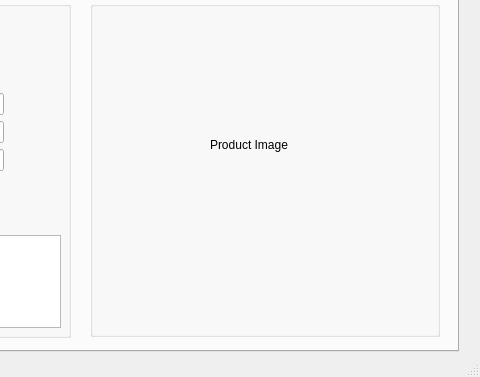
dom-gasperini/CC-Product-Management-Tool, file MainWindow.ui: the form before one commit; both pictures show x 332 to 812 and y 238 to 615 of the 812 by 615 pixel window.
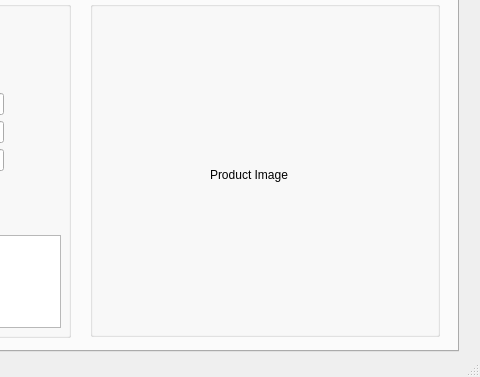
The form after the commit.

```diff
--- a/MainWindow.ui
+++ b/MainWindow.ui
@@ -376,7 +376,7 @@
        <property name="geometry">
         <rect>
          <x>120</x>
-         <y>150</y>
+         <y>180</y>
          <width>111</width>
          <height>16</height>
         </rect>
```
Left out of the diff: 60 changed lines with no effect on the pictures.
